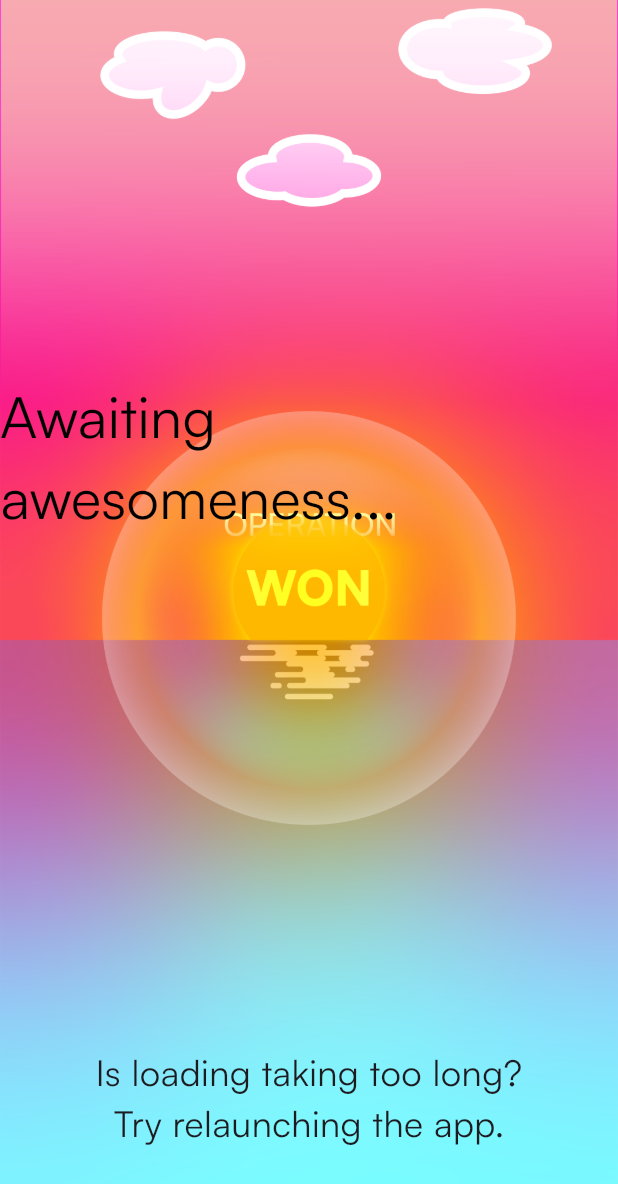
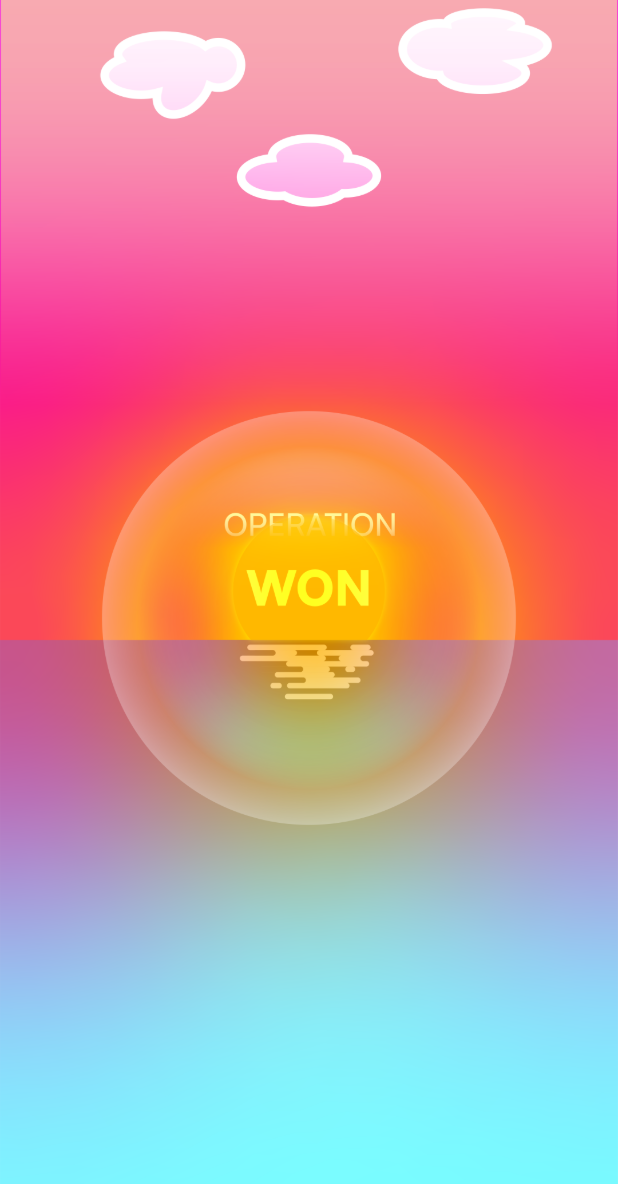
Before and after one commit to Infinity6542/Operation-Won, a Flutter app: the screen it shows after launch, on a phone screen of 412 x 824 dp. Shown: the top 1184 px of the screen. Run offline on Flutter 3.47's test engine with Material 3 defaults, Android fonts, the phone set to English and light mode, and no system bars; our stand-ins replace audio_service, flutter_onboarding_slider, permission_handler, sentry_flutter, shared_preferences; missing offline and left inert: agora_rtc_engine; network calls fail.

Commit message:
UI and size optimisations

```diff
--- a/lib/main.dart
+++ b/lib/main.dart
@@ -1,5 +1,3 @@
-// TODO: implement New Relic
-// import 'package:newrelic_mobile/newrelic_mobile.dart';
 import 'dart:developer' as dev;
 import 'dart:async';
 import 'package:flutter/material.dart';
@@ -153,46 +151,6 @@ class _SplashState extends State<Splash> {
               fit: BoxFit.cover,
             ),
           ),
-          child: Column(
-            mainAxisAlignment: MainAxisAlignment.center,
-            crossAxisAlignment: CrossAxisAlignment.center,
-            children: [
-              Container(
-                padding: const EdgeInsets.only(top: 250),
-                child: const Text(
-                  'Awaiting awesomeness...',
-                  style: TextStyle(
-                    fontSize: 38,
-                    fontFamily: 'Satoshi',
-                    color: Colors.black,
-                  ),
-                ),
-              ),
-              Expanded(
-                child: Container(
-                  padding: const EdgeInsets.only(top: 340),
-                  child: Column(
-                    children: [
-                      Text(
-                        'Is loading taking too long?',
-                        style: TextStyle(
-                          fontSize: bodyTextSize,
-                          fontFamily: 'Satoshi',
-                        ),
-                      ),
-                      Text(
-                        'Try relaunching the app.',
-                        style: TextStyle(
-                          fontSize: bodyTextSize,
-                          fontFamily: 'Satoshi',
-                        ),
-                      ),
-                    ],
-                  ),
-                ),
-              ),
-            ],
-          ),
         ),
       ),
     );
```
